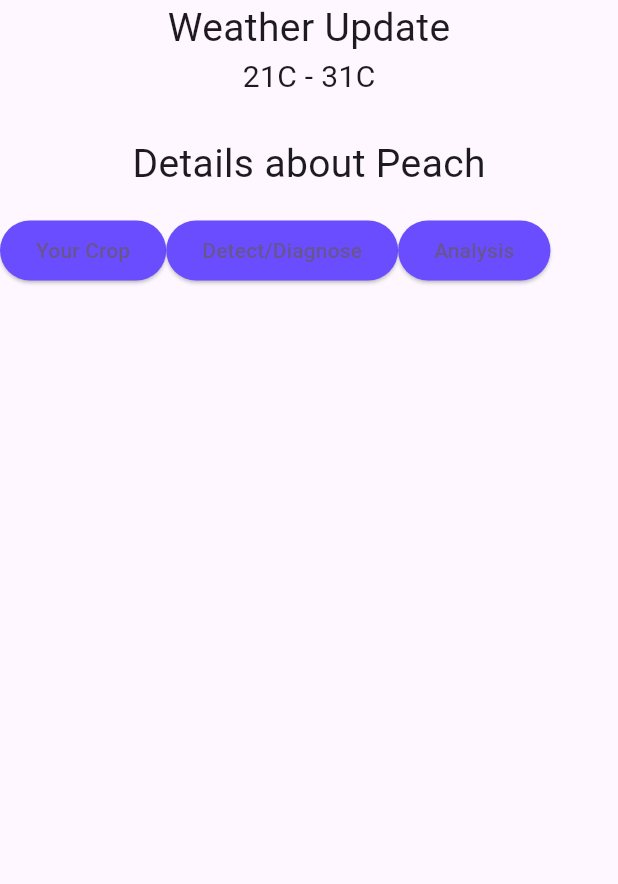
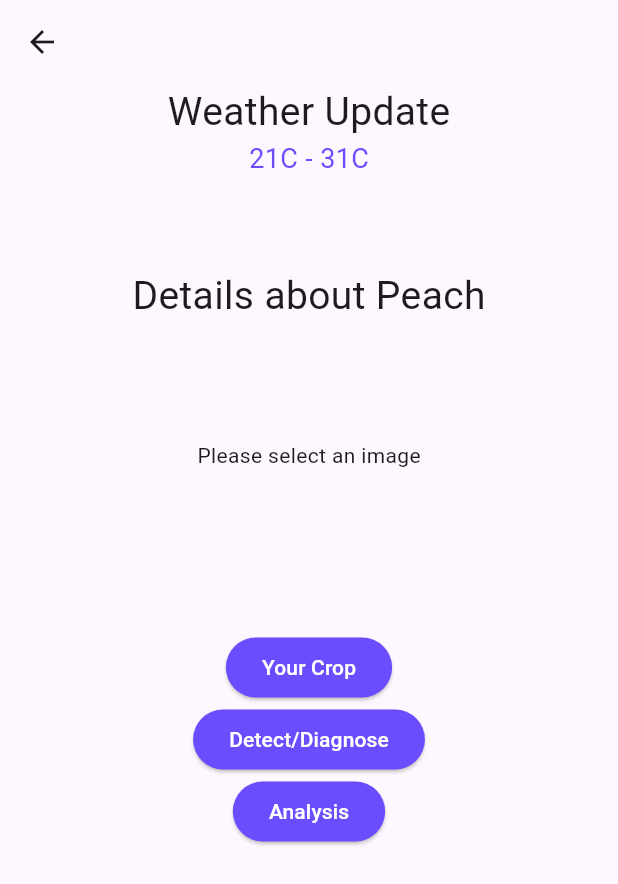
Before and after one commit to shahsawarkhanzada/plant_disease_detection, a Flutter app: the SecondScreen screen opened directly, after a tap on "Detect/Diagnose", on a phone screen of 412 x 824 dp. Shown: the top 884 px of the screen. Run offline on Flutter 3.47's test engine with Material 3 defaults, Android fonts, the phone set to English and light mode, and no system bars; our stand-ins replace image_picker.

Commit message:
Final updates

```diff
--- a/lib/main.dart
+++ b/lib/main.dart
@@ -1,5 +1,7 @@
 import 'package:flutter/material.dart';
 import 'package:plant_disease_detection/view/first_screen.dart';
+import 'package:plant_disease_detection/view/second_screen.dart';
+import 'package:plant_disease_detection/view/third_screen.dart';
 
 void main() {
   runApp(const MyApp());
@@ -33,7 +35,9 @@ class MyApp extends StatelessWidget {
         colorScheme: ColorScheme.fromSeed(seedColor: Colors.deepPurple),
         useMaterial3: true,
       ),
-      home: const FirstScreen(),
+      //home: const FirstScreen(),
+      // home: const SecondScreen(),
+      home: const ThirdScreen(),
     );
   }
 }
--- a/lib/view/second_screen.dart
+++ b/lib/view/second_screen.dart
@@ -1,4 +1,7 @@
+import 'dart:io';
+
 import 'package:flutter/material.dart';
+import 'package:image_picker/image_picker.dart';
 
 class SecondScreen extends StatefulWidget {
   const SecondScreen({super.key});
@@ -8,10 +11,28 @@ class SecondScreen extends StatefulWidget {
 }
 
 class _SecondScreenState extends State<SecondScreen> {
+  File? image;
+
+  final picker = ImagePicker();
+
+  Future getgalleryImage() async {
+    final pickedImage = await picker.pickImage(source: ImageSource.gallery);
+    setState(() {
+      if (pickedImage != null) {
+        image = File(pickedImage.path);
+      } else {
+        print('No Image selected');
+      }
+    });
+  }
+
   @override
   Widget build(BuildContext context) {
     return Scaffold(
-      body: Column(
+      appBar: AppBar(),
+      body: Padding(
+        padding: const EdgeInsets.symmetric(horizontal: 16),
+        child: Column(
           crossAxisAlignment: CrossAxisAlignment.center,
           children: [
             const Text(
@@ -20,42 +41,60 @@ class _SecondScreenState extends State<SecondScreen> {
             ),
             const Text(
               '21C - 31C',
-            style: TextStyle(fontSize: 20),
+              style: TextStyle(fontSize: 18, color: Color(0xff6A4DFF)),
             ),
             const SizedBox(
-            height: 25,
+              height: 60,
             ),
             const Center(
                 child: Text(
               'Details about Peach',
               style: TextStyle(fontSize: 26),
             )),
+            SizedBox(
+                height: 175,
+                width: 200,
+                child: image != null
+                    ? ClipRRect(
+                        child: Image.file(
+                          image!.absolute,
+                          fit: BoxFit.cover,
+                        ),
+                      )
+                    : const Center(child: Text('Please select an image'))),
             const SizedBox(
-            height: 15,
+              height: 30,
             ),
-          Row(
-            children: [
             ElevatedButton(
                 onPressed: () {},
                 style: ButtonStyle(
                     backgroundColor:
                         MaterialStateProperty.all(const Color(0xff6A4DFF))),
-                  child: const Text('Your Crop')),
+                child: const Text(
+                  'Your Crop',
+                  style: TextStyle(color: Colors.white),
+                )),
+            const SizedBox(
+              width: 5,
+            ),
+            ElevatedButton(
+                onPressed: () {
+                  getgalleryImage();
+                },
+                style: ButtonStyle(
+                    backgroundColor:
+                        MaterialStateProperty.all(const Color(0xff6A4DFF))),
+                child: const Text('Detect/Diagnose',
+                    style: TextStyle(color: Colors.white))),
             ElevatedButton(
                 onPressed: () {},
                 style: ButtonStyle(
                     backgroundColor:
                         MaterialStateProperty.all(const Color(0xff6A4DFF))),
-                  child: const Text('Detect/Diagnose')),
-              ElevatedButton(
-                  onPressed: () {},
-                  style: ButtonStyle(
-                      backgroundColor:
-                          MaterialStateProperty.all(const Color(0xff6A4DFF))),
-                  child: const Text('Analysis'))
+                child: const Text('Analysis',
+                    style: TextStyle(color: Colors.white)))
           ],
-          )
-        ],
+        ),
       ),
     );
   }
--- a/pubspec.yaml
+++ b/pubspec.yaml
@@ -35,6 +35,7 @@ dependencies:
   # The following adds the Cupertino Icons font to your application.
   # Use with the CupertinoIcons class for iOS style icons.
   cupertino_icons: ^1.0.6
+  image_picker: ^1.1.2
 
 dev_dependencies:
   flutter_test:
```
Also changed, not shown: lib/view/third_screen.dart (+40 -6 lines), pubspec.lock, 5 other files. Lines whose indentation alone changed are shown as unchanged.
